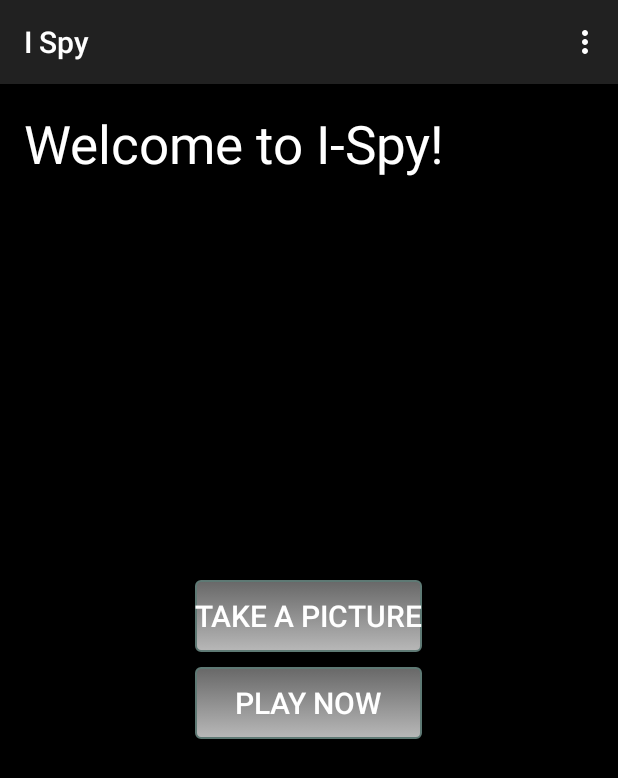
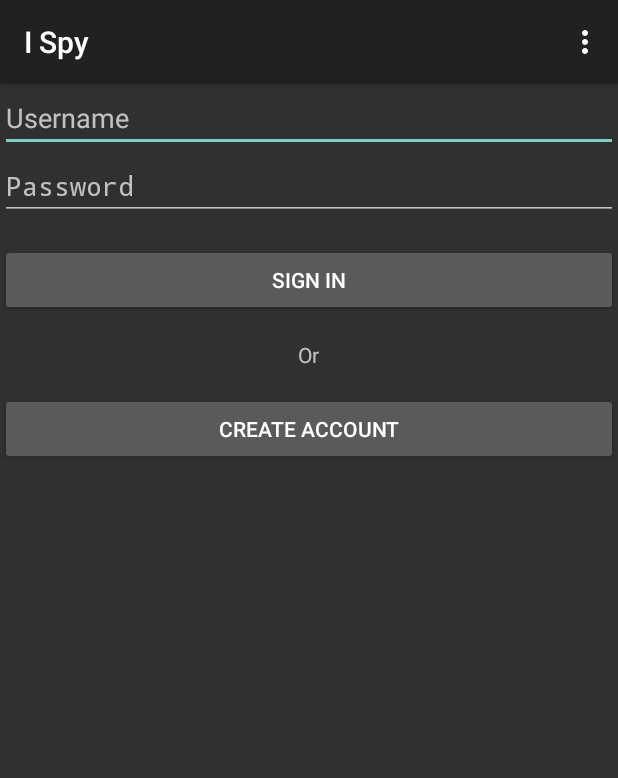
Before and after one commit to JohnReagan/i-spy-android, an Android app: the screen it shows after launch (MainActivity before the commit, Login after it), on a phone screen of 412 x 824 dp. Shown: the top 778 px of the screen. Run offline under Robolectric (Android 15) with nearby library versions, the phone set to English and light mode, and no system bars; libraries missing offline, so code that uses them is left out: com.parse; 1 statement that could not run was skipped.

Commit message:
added users to db

```diff
--- a/app/src/main/java/edu/virginia/cs/cs4720/ispy/DBHelper.java
+++ b/app/src/main/java/edu/virginia/cs/cs4720/ispy/DBHelper.java
@@ -92,7 +92,6 @@ public class DBHelper extends SQLiteOpenHelper {
         //db.insert("pictures", null, contentValues);
         return true;
     }
-
     public Cursor getPicture(long id) {
         SQLiteDatabase db = this.getReadableDatabase();
         Cursor res = db.rawQuery("select * from pictures where " + DBHelper.PICTURES_COLUMN_ID + "=" + (int) id + "", null);
--- /dev/null
+++ b/app/src/main/java/edu/virginia/cs/cs4720/ispy/Login.java
@@ -0,0 +1,148 @@
+package edu.virginia.cs.cs4720.ispy;
+
+import android.app.Activity;
+import android.app.AlertDialog;
+import android.content.Context;
+import android.content.DialogInterface;
+import android.content.Intent;
+import android.os.Bundle;
+import android.text.TextUtils;
+import android.view.Menu;
+import android.view.MenuItem;
+import android.view.View;
+import android.widget.Button;
+import android.widget.EditText;
+import android.widget.Toast;
+
+import com.parse.LogInCallback;
+import com.parse.Parse;
+import com.parse.ParseException;
+import com.parse.ParseUser;
+
+import java.util.Locale;
+
+/**
+ * Created by Cole on 12/3/2015.
+ */
+public class Login extends Activity {
+    Button loginBtn = null;
+    Button signUpBtn = null;
+    private EditText usernameEdit;
+    private EditText passEdit;
+
+    @Override
+    protected void onCreate(Bundle savedInstanceState) {
+        super.onCreate(savedInstanceState);
+        setContentView(R.layout.activity_login);
+
+        loginBtn = (Button) findViewById(R.id.loginBtn);
+        signUpBtn = (Button) findViewById(R.id.signUpBtn);
+        usernameEdit = (EditText) findViewById(R.id.username);
+        passEdit = (EditText) findViewById(R.id.password);
+
+        loginBtn.setOnClickListener(new View.OnClickListener() {
+            @Override
+            public void onClick(View v) {
+                attemptLogin();
+            }
+        });
+
+        signUpBtn.setOnClickListener(new View.OnClickListener() {
+            @Override
+            public void onClick(View v) {
+                Intent in = new Intent(Login.this, SignUp.class);
+                startActivity(in);
+            }
+        });
+    }
+
+    @Override
+    public boolean onCreateOptionsMenu(Menu menu) {
+        super.onCreateOptionsMenu(menu);
+        getMenuInflater().inflate(R.menu.activity_login, menu);
+        return true;
+    }
+
+    @Override
+    public boolean onOptionsItemSelected(MenuItem item) {
+        switch (item.getItemId()) {
+            case R.id.menu_forgot_password:
+                forgotPassword();
+                return true;
+            default:
+                return super.onOptionsItemSelected(item);
+        }
+    }
+
+    private void forgotPassword() {
+
+    }
+
+    public void attemptLogin() {
+        usernameEdit.setError(null);
+        passEdit.setError(null);
+
+        String username = usernameEdit.getText().toString();
+        String password = passEdit.getText().toString();
+
+        boolean cancel = false;
+        View focusView = null;
+
+        if (TextUtils.isEmpty(password)) {
+            passEdit.setError(getString(R.string.error_field_req));
+            focusView = passEdit;
+            cancel = true;
+        }
+
+        if (TextUtils.isEmpty(username)) {
+            usernameEdit.setError(getString(R.string.error_field_req));
+            focusView = usernameEdit;
+            cancel = true;
+        }
+
+        if (cancel) {
+            focusView.requestFocus();
+        } else {
+            login(username.toLowerCase(Locale.getDefault()), password);
+        }
+    }
+
+    private void login(String username, String password) {
+        ParseUser.logInInBackground(username, password, new LogInCallback() {
+            @Override
+            public void done(ParseUser user, ParseException e) {
+                if (e == null) {
+                    loginSuccess();
+                } else {
+                    loginUnsuccess();
+                }
+            }
+        });
+    }
+
+    protected void loginSuccess() {
+        Intent in = new Intent(Login.this, MainActivity.class);
+        startActivity(in);
+    }
+
+    protected void loginUnsuccess() {
+        Toast.makeText(getApplicationContext(), "", Toast.LENGTH_SHORT).show();
+        showAlertDialog(Login.this, "Login", "Username or password is invalid.", false);
+    }
+
+    @SuppressWarnings("deprecation")
+    public void showAlertDialog(Context context, String title, String message, Boolean status) {
+        AlertDialog alertDialog = new AlertDialog.Builder(context).create();
+
+        alertDialog.setTitle(title);
+        alertDialog.setMessage(message);
+        alertDialog.setButton("OK", new DialogInterface.OnClickListener() {
+            @Override
+            public void onClick(DialogInterface dialog, int which) {
+            }
+        });
+
+        alertDialog.show();
+    }
+
+}
--- a/app/src/main/java/edu/virginia/cs/cs4720/ispy/SplashScreen.java
+++ b/app/src/main/java/edu/virginia/cs/cs4720/ispy/SplashScreen.java
@@ -24,7 +24,7 @@ public class SplashScreen extends Activity {
 
             @Override
             public void run() {
-                Intent i  = new Intent(SplashScreen.this, MainActivity.class);
+                Intent i  = new Intent(SplashScreen.this, Login.class);
                 startActivity(i);
                 finish();
             }
--- /dev/null
+++ b/app/src/main/res/layout/activity_login.xml
@@ -0,0 +1,55 @@
+<?xml version="1.0" encoding="utf-8"?>
+<LinearLayout xmlns:android="http://schemas.android.com/apk/res/android"
+    android:orientation="vertical" android:layout_width="match_parent"
+    android:layout_height="match_parent">
+
+    <EditText
+        android:id="@+id/username"
+        android:layout_width="match_parent"
+        android:layout_height="wrap_content"
+        android:hint="@string/usernameHint"
+        android:maxLines="1"
+        android:singleLine="true"
+        />
+
+    <EditText
+        android:layout_width="match_parent"
+        android:layout_height="wrap_content"
+        android:id="@+id/password"
+        android:hint="@string/prompt_pass"
+        android:imeActionId="@+id/login"
+        android:imeActionLabel="@string/action_sign_in"
+        android:imeOptions="actionUnspecified"
+        android:inputType="textPassword"
+        android:maxLines="1"
+        android:singleLine="true"
+        />
+
+    <Button
+        android:id="@+id/loginBtn"
+        android:layout_width="fill_parent"
+        android:layout_height="wrap_content"
+        android:layout_gravity="center_horizontal"
+        android:layout_marginTop="16dp"
+        android:text="@string/action_sign_in"
+        />
+
+    <TextView
+        android:id="@+id/orTV"
+        android:layout_width="wrap_content"
+        android:layout_height="wrap_content"
+        android:layout_gravity="center_horizontal"
+        android:text="@string/orText"
+        android:layout_marginTop="16dp"
+        />
+
+    <Button
+        android:id="@+id/signUpBtn"
+        android:layout_width="fill_parent"
+        android:layout_height="wrap_content"
+        android:layout_gravity="center_horizontal"
+        android:layout_marginTop="16dp"
+        android:text="@string/action_register"
+
+        />
+</LinearLayout>
--- /dev/null
+++ b/app/src/main/res/menu/activity_login.xml
@@ -0,0 +1,8 @@
+<?xml version="1.0" encoding="utf-8"?>
+<menu xmlns:android="http://schemas.android.com/apk/res/android">
+    <item
+        android:id="@+id/menu_forgot_password"
+        android:showAsAction="never"
+        android:title="@string/menu_forgot_password"
+        />
+</menu>
--- a/app/src/main/res/values/strings.xml
+++ b/app/src/main/res/values/strings.xml
@@ -11,7 +11,16 @@
     <string name="title_activity_android_custom_gallery">AndroidCustomGallery</string>
     <string name="title_activity_picture_list">Picture List</string>
     <string name="title_activity_guess">Guess Activity</string>
-
+    <string name="usernameHint">Username</string>
+    <string name="passwordHint">Password</string>
+    <string name="menu_forgot_password">Recover lost password</string>
+    <string name="error_field_req">This field is required</string>
+    <string name="createAccount">Create Account</string>
+    <string name="error_invalid">Passwords do not match</string>
+    <string name="action_sign_in">Sign in</string>
+    <string name="action_register">Create Account</string>
+    <string name="prompt_pass">Password</string>
+    <string name="orText">Or</string>
     <string-array name="spinner_array">
         <item>Any</item>
         <item>1</item>
```
Also changed, not shown: app/src/main/AndroidManifest.xml (+16 -0 lines), app/src/main/java/edu/virginia/cs/cs4720/ispy/SignUp.java (added, +111 -0 lines), app/src/main/res/layout/activity_signup.xml (added, +50 -0 lines).
